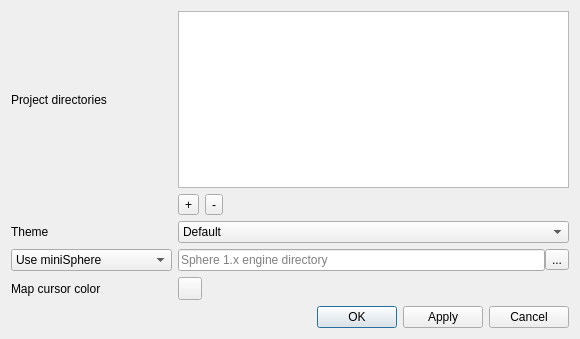
Eggbertx/QtSphere-IDE, file src/dialogs/settingswindow.ui: the form before one commit.
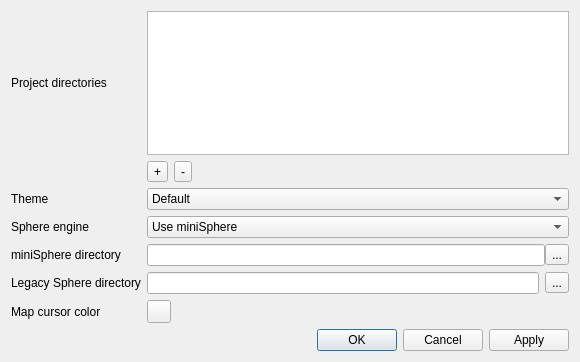
The form after the commit. Custom widgets are drawn as their Qt base class.

Commit message: Change engine icon on main toolbar according to engine selected, add config button

Patch:
```diff
--- a/src/dialogs/settingswindow.ui
+++ b/src/dialogs/settingswindow.ui
@@ -10,19 +10,19 @@
     <x>0</x>
     <y>0</y>
     <width>580</width>
-    <height>339</height>
+    <height>362</height>
    </rect>
   </property>
   <property name="minimumSize">
    <size>
     <width>580</width>
-    <height>339</height>
+    <height>362</height>
    </size>
   </property>
   <property name="maximumSize">
    <size>
     <width>580</width>
-    <height>368</height>
+    <height>432</height>
    </size>
   </property>
   <property name="windowTitle">
@@ -35,116 +35,13 @@
    <property name="sizeConstraint">
     <enum>QLayout::SetNoConstraint</enum>
    </property>
-   <item row="3" column="1">
-    <layout class="QHBoxLayout" name="engineDirLayout">
-     <property name="spacing">
-      <number>0</number>
-     </property>
-     <item>
-      <widget class="QLineEdit" name="legacyDir_txt">
-       <property name="placeholderText">
-        <string>Sphere 1.x engine directory</string>
-       </property>
-      </widget>
-     </item>
-     <item>
-      <widget class="QToolButton" name="legacyDir_btn">
-       <property name="text">
-        <string>...</string>
-       </property>
-      </widget>
-     </item>
-    </layout>
-   </item>
-   <item row="0" column="1">
-    <widget class="QListWidget" name="projectDirsList">
-     <property name="sizePolicy">
-      <sizepolicy hsizetype="Expanding" vsizetype="Fixed">
-       <horstretch>0</horstretch>
-       <verstretch>0</verstretch>
-      </sizepolicy>
-     </property>
-     <property name="sortingEnabled">
-      <bool>false</bool>
-     </property>
-    </widget>
-   </item>
-   <item row="1" column="1">
-    <layout class="QHBoxLayout" name="projectDirBtnsLayout">
-     <item>
-      <widget class="QToolButton" name="addDirButton">
-       <property name="text">
-        <string>+</string>
-       </property>
-      </widget>
-     </item>
-     <item>
-      <widget class="QToolButton" name="removeDirButton">
-       <property name="text">
-        <string>-</string>
-       </property>
-      </widget>
-     </item>
-     <item>
-      <spacer name="horizontalSpacer">
-       <property name="orientation">
-        <enum>Qt::Horizontal</enum>
-       </property>
-       <property name="sizeHint" stdset="0">
-        <size>
-         <width>650</width>
-         <height>20</height>
-        </size>
-       </property>
-      </spacer>
-     </item>
-    </layout>
-   </item>
-   <item row="2" column="0">
-    <widget class="QLabel" name="theme_lbl">
+   <item row="3" column="0">
+    <widget class="QLabel" name="sphereEngine_lbl">
      <property name="text">
-      <string>Theme</string>
+      <string>Sphere engine</string>
      </property>
     </widget>
    </item>
-   <item row="6" column="1">
-    <layout class="QHBoxLayout" name="closeBtnsLayout">
-     <item>
-      <spacer name="horizontalSpacer_2">
-       <property name="orientation">
-        <enum>Qt::Horizontal</enum>
-       </property>
-       <property name="sizeHint" stdset="0">
-        <size>
-         <width>40</width>
-         <height>20</height>
-        </size>
-       </property>
-      </spacer>
-     </item>
-     <item>
-      <widget class="QPushButton" name="okButton">
-       <property name="text">
-        <string>OK</string>
-       </property>
-      </widget>
-     </item>
-     <item>
-      <widget class="QPushButton" name="applyButton">
-       <property name="text">
-        <string>Apply</string>
-       </property>
-      </widget>
-     </item>
-     <item>
-      <widget class="QPushButton" name="cancelButton">
-       <property name="text">
-        <string>Cancel</string>
-       </property>
-      </widget>
-     </item>
-    </layout>
-   </item>
    <item row="2" column="1">
     <widget class="QComboBox" name="themeCombo">
      <item>
@@ -179,7 +76,59 @@
      </item>
     </widget>
    </item>
-   <item row="3" column="0">
+   <item row="5" column="1">
+    <layout class="QHBoxLayout" name="horizontalLayout">
+     <item>
+      <widget class="QLineEdit" name="legacySphereDir_txt"/>
+     </item>
+     <item>
+      <widget class="QToolButton" name="legacySphereDir_btn">
+       <property name="text">
+        <string>...</string>
+       </property>
+      </widget>
+     </item>
+    </layout>
+   </item>
+   <item row="4" column="1">
+    <layout class="QHBoxLayout" name="engineDirLayout">
+     <property name="spacing">
+      <number>0</number>
+     </property>
+     <item>
+      <widget class="QLineEdit" name="minisphereDir_txt"/>
+     </item>
+     <item>
+      <widget class="QToolButton" name="minisphereDir_btn">
+       <property name="text">
+        <string>...</string>
+       </property>
+      </widget>
+     </item>
+    </layout>
+   </item>
+   <item row="5" column="0">
+    <widget class="QLabel" name="legacySphereDir_lbl">
+     <property name="text">
+      <string>Legacy Sphere directory</string>
+     </property>
+    </widget>
+   </item>
+   <item row="4" column="0">
+    <widget class="QLabel" name="miniSphereDir_lbl">
+     <property name="text">
+      <string>miniSphere directory</string>
+     </property>
+    </widget>
+   </item>
+   <item row="0" column="0">
+    <widget class="QLabel" name="projectDirectories_lbl">
+     <property name="text">
+      <string>Project directories</string>
+     </property>
+    </widget>
+   </item>
+   <item row="3" column="1">
     <widget class="QComboBox" name="whichEngine_combo">
      <property name="toolTip">
       <string>&lt;html&gt;&lt;head/&gt;&lt;body&gt;&lt;p&gt;If the legacy engine is chosen on a non-Windows OS and WINE is available, it will be used.&lt;/p&gt;&lt;/body&gt;&lt;/html&gt;</string>
@@ -196,21 +145,14 @@
      </item>
     </widget>
    </item>
-   <item row="0" column="0">
-    <widget class="QLabel" name="projectDirectories_lbl">
+   <item row="2" column="0">
+    <widget class="QLabel" name="theme_lbl">
      <property name="text">
-      <string>Project directories</string>
+      <string>Theme</string>
      </property>
     </widget>
    </item>
-   <item row="4" column="0">
-    <widget class="QLabel" name="label">
-     <property name="text">
-      <string>Map cursor color</string>
-     </property>
-    </widget>
-   </item>
-   <item row="4" column="1">
+   <item row="6" column="1">
     <widget class="ColorButton" name="mapCursorCol_btn">
      <property name="text">
       <string/>
@@ -220,6 +162,67 @@
      </property>
     </widget>
    </item>
+   <item row="1" column="1">
+    <layout class="QHBoxLayout" name="projectDirBtnsLayout">
+     <item>
+      <widget class="QToolButton" name="addDirButton">
+       <property name="text">
+        <string>+</string>
+       </property>
+      </widget>
+     </item>
+     <item>
+      <widget class="QToolButton" name="removeDirButton">
+       <property name="text">
+        <string>-</string>
+       </property>
+      </widget>
+     </item>
+     <item>
+      <spacer name="horizontalSpacer">
+       <property name="orientation">
+        <enum>Qt::Horizontal</enum>
+       </property>
+       <property name="sizeHint" stdset="0">
+        <size>
+         <width>650</width>
+         <height>20</height>
+        </size>
+       </property>
+      </spacer>
+     </item>
+    </layout>
+   </item>
+   <item row="0" column="1">
+    <widget class="QListWidget" name="projectDirsList">
+     <property name="sizePolicy">
+      <sizepolicy hsizetype="Expanding" vsizetype="Fixed">
+       <horstretch>0</horstretch>
+       <verstretch>0</verstretch>
+      </sizepolicy>
+     </property>
+     <property name="sortingEnabled">
+      <bool>false</bool>
+     </property>
+    </widget>
+   </item>
+   <item row="6" column="0">
+    <widget class="QLabel" name="label">
+     <property name="text">
+      <string>Map cursor color</string>
+     </property>
+    </widget>
+   </item>
+   <item row="7" column="1">
+    <widget class="QDialogButtonBox" name="buttonBox">
+     <property name="standardButtons">
+      <set>QDialogButtonBox::Apply|QDialogButtonBox::Cancel|QDialogButtonBox::Ok</set>
+     </property>
+     <property name="centerButtons">
+      <bool>false</bool>
+     </property>
+    </widget>
+   </item>
   </layout>
  </widget>
  <customwidgets>
```
The commit also changes 14 other files.
